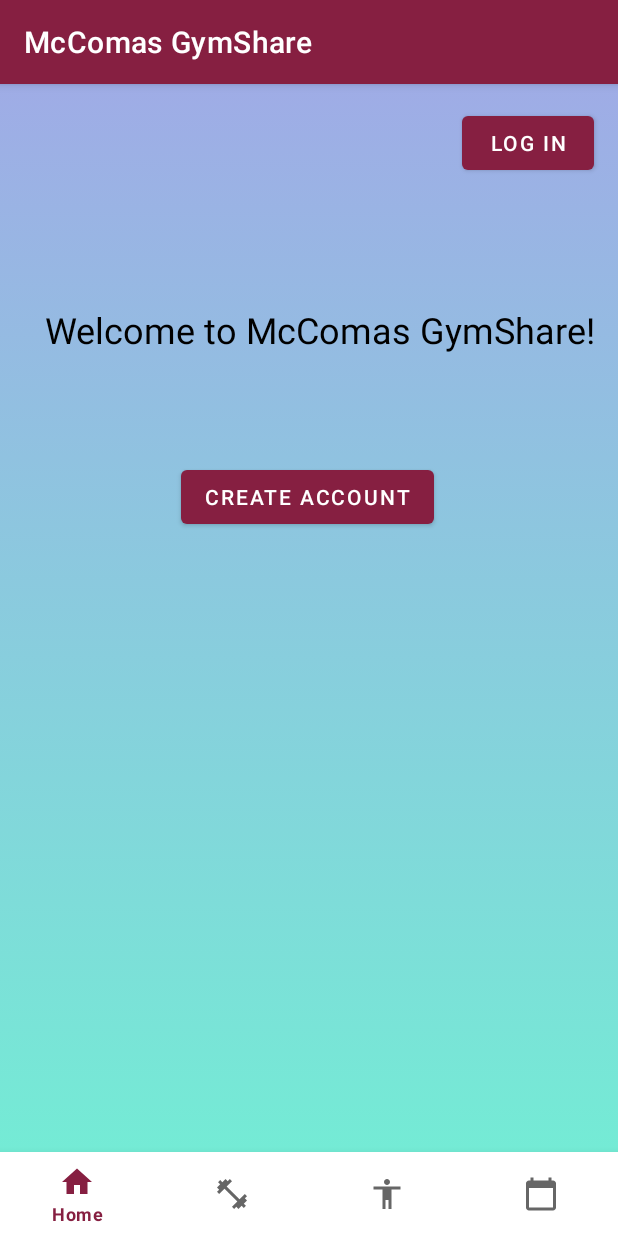
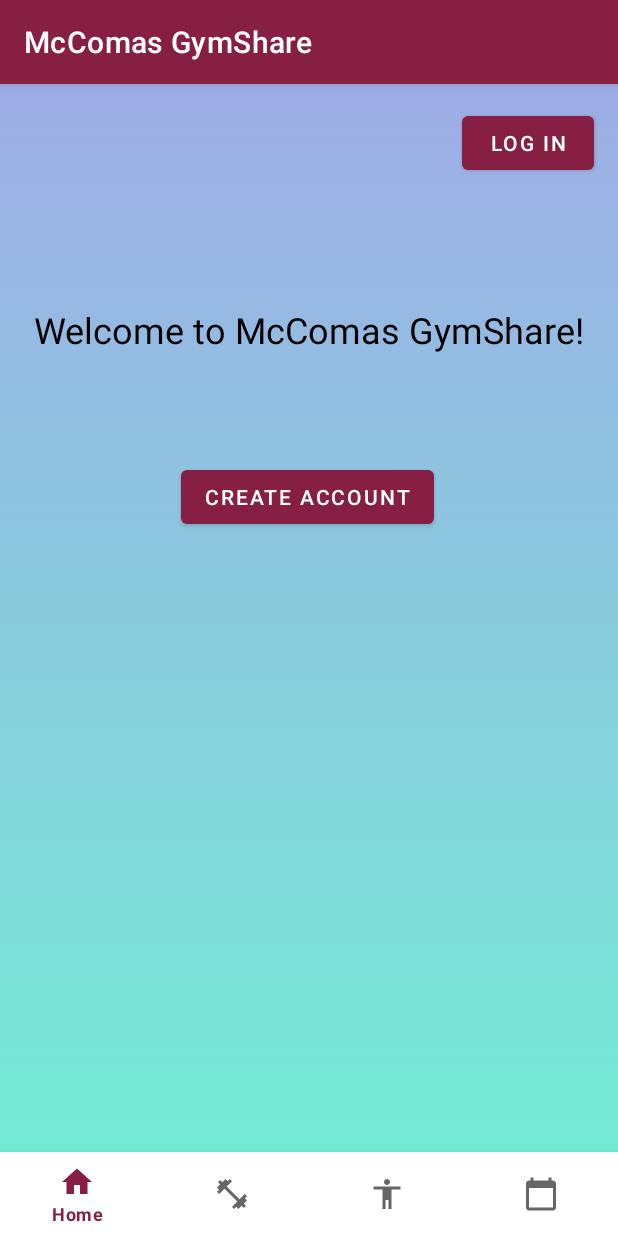
Before and after one commit to ryanmaxey6/McComas-GymShare, an Android app: the screen it shows after launch (MainActivity), on a phone screen of 412 x 824 dp. Run offline under Robolectric (Android 15) with nearby library versions, the phone set to English and light mode, and no system bars; our stand-ins replace Firebase (no records; nobody signed in at launch, a user with empty details on screens opened directly).

Commit message:
Update fragment_home.xml

```diff
--- a/app/src/main/res/layout/fragment_home.xml
+++ b/app/src/main/res/layout/fragment_home.xml
@@ -51,7 +51,6 @@
         android:visibility="visible"
         app:layout_constraintBottom_toBottomOf="parent"
         app:layout_constraintEnd_toEndOf="parent"
-        app:layout_constraintHorizontal_bias="0.666"
         app:layout_constraintStart_toStartOf="parent"
         app:layout_constraintTop_toTopOf="parent"
         app:layout_constraintVertical_bias="0.217"
```
